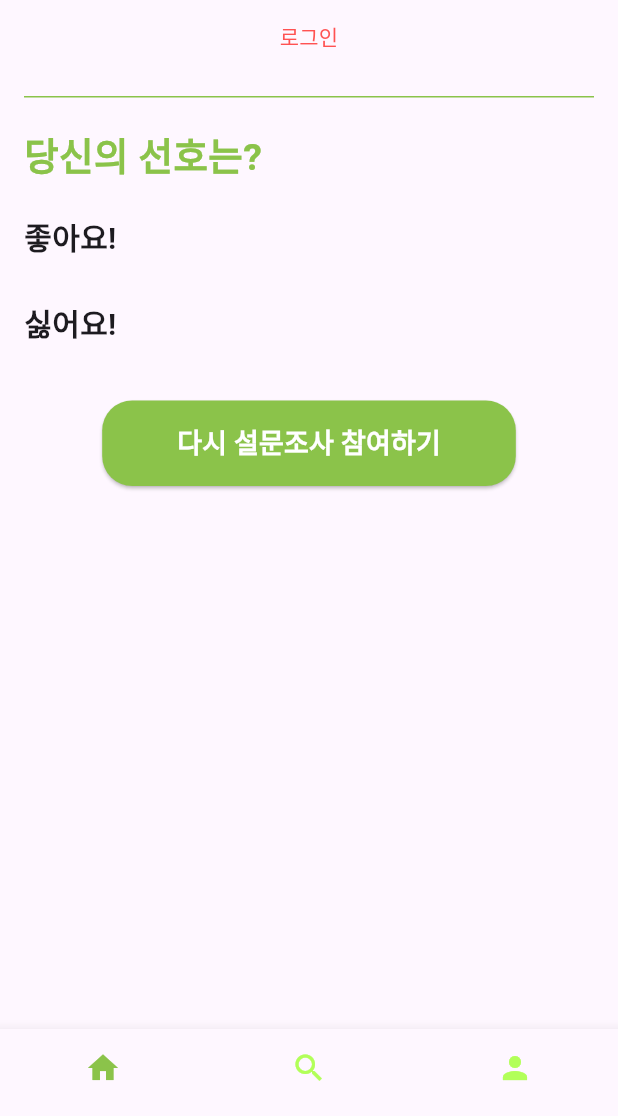
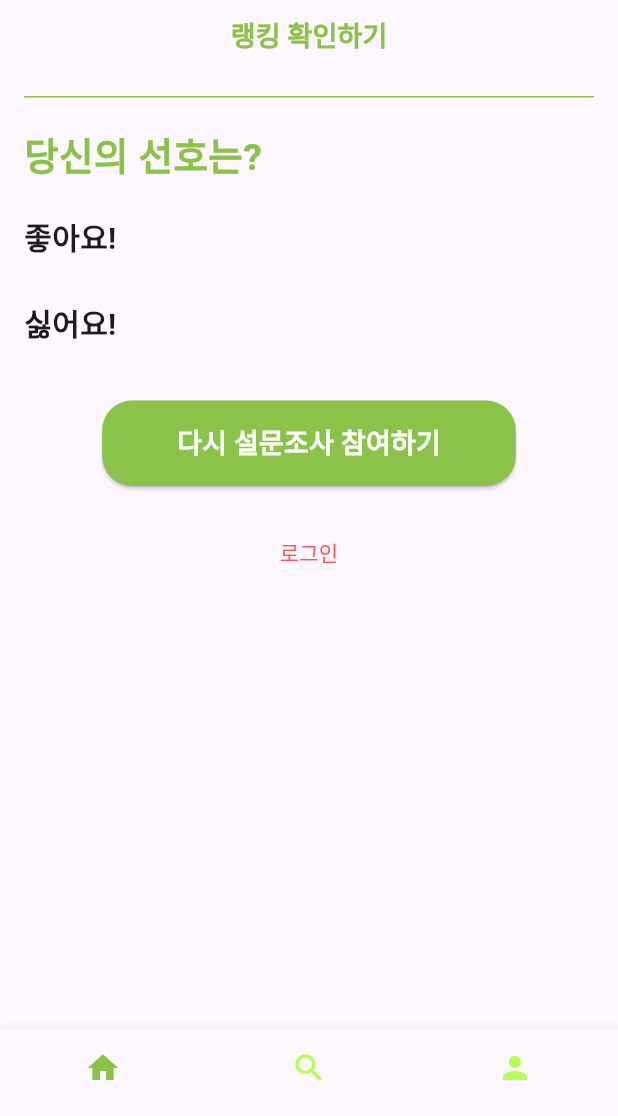
Before and after one commit to jjoing/luckybikey, a Flutter app: the Profile screen opened directly, after a tap on "로그인", on a phone screen of 412 x 824 dp, the part 120-1236 px from its top. Run offline on Flutter 3.47's test engine with Material 3 defaults, Android fonts, the phone set to English and light mode, and no system bars; our stand-ins replace animated_splash_screen, cloud_firestore, cloud_functions, firebase_auth, firebase_core, flutter_tts and 5 more; missing offline and left inert: flutter_naver_map, kakao_flutter_sdk, kakao_flutter_sdk_user; accounts and stored records are empty; network calls fail.

Commit message:
chore: add showing ranking button

```diff
--- a/lib/screens/profileScreen/profile.dart
+++ b/lib/screens/profileScreen/profile.dart
@@ -10,6 +10,8 @@ import '../../utils/providers/kakao_login_provider.dart';
 
 import 'preference_survey/intro.dart';
 import '../../components/bottomNaviBar.dart';
+
+import '../searchScreen/retention/ranking_card.dart';
 
 import '../../utils/login/login.dart';
 import '../../utils/login/social_login.dart';
@@ -50,20 +52,20 @@ class Profile extends StatelessWidget {
                 ),
               ),
             ),
-            // 로그인/로그아웃 버튼
-            TextButton(
-              onPressed: () async {
-                if (kakaoLoginProvider.isLogined) {
-                  // 로그아웃 실행
-                  await kakaoLoginProvider.logout();
-                } else {
-                  // 로그인 실행
-                  await kakaoLoginProvider.login();
-                }
-              },
-              child: Text(
-                kakaoLoginProvider.isLogined ? '로그아웃' : '로그인',
-                style: const TextStyle(color: Colors.redAccent, fontSize: 14),
+            Center(
+              child: TextButton(
+                onPressed: () {
+                  // Dialog를 띄우는 코드
+                  showDialog(context: context, builder: (context) {return RankingCard();},);
+                },
+                child: const Text(
+                  '랭킹 확인하기',
+                  style: TextStyle(
+                    fontSize: 18,
+                    fontWeight: FontWeight.bold,
+                    color: Colors.lightGreen,
+                  ),
+                ),
               ),
             ),
             Padding(
@@ -147,6 +149,25 @@ class Profile extends StatelessWidget {
                     ),
 
                   ),
+                  SizedBox(height: 20,),
+                  // 로그인/로그아웃 버튼
+                  Center(
+                    child: TextButton(
+                      onPressed: () async {
+                        if (kakaoLoginProvider.isLogined) {
+                          // 로그아웃 실행
+                          await kakaoLoginProvider.logout();
+                        } else {
+                          // 로그인 실행
+                          await kakaoLoginProvider.login();
+                        }
+                      },
+                      child: Text(
+                        kakaoLoginProvider.isLogined ? '로그아웃' : '로그인',
+                        style: const TextStyle(color: Colors.redAccent, fontSize: 14),
+                      ),
+                    ),
+                  ),
                 ],
               ),
             ),
```
